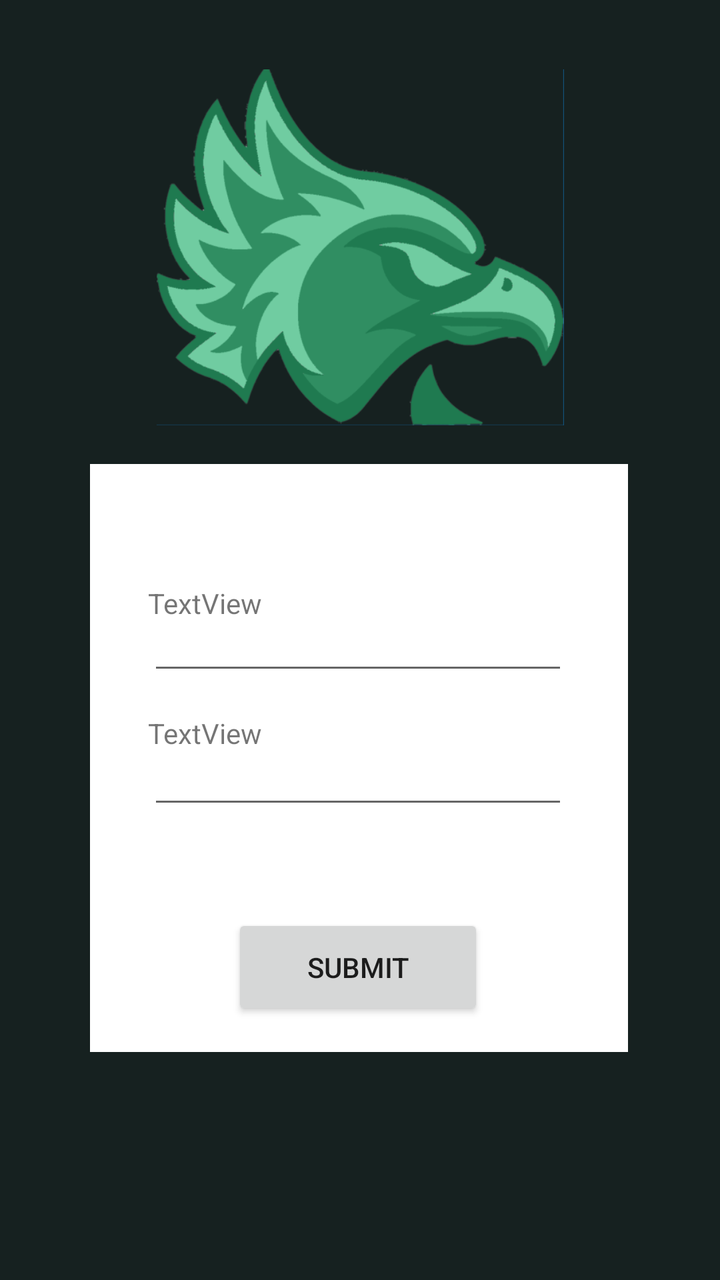
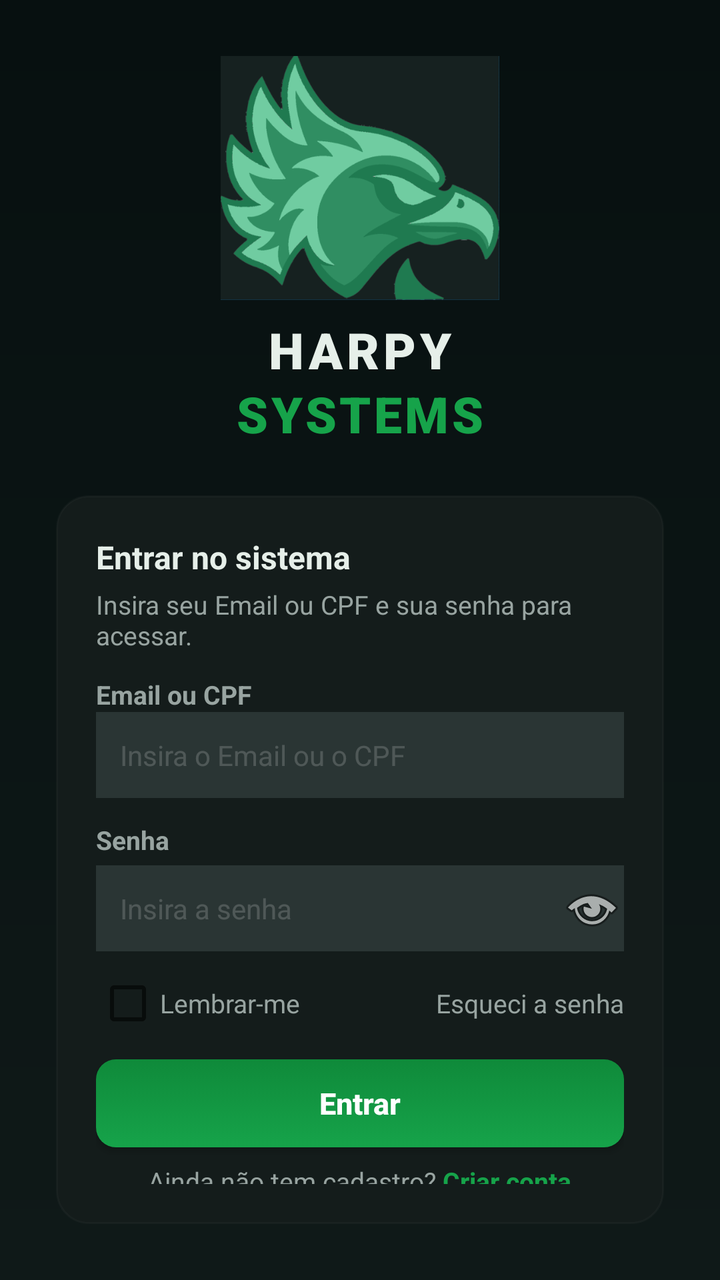

The first picture is an Android layout as it rendered before a commit; the second is the same layout after the commit. The layout source and the unified diff follow.
<!-- AndroidManifest.xml: activity theme Theme.FinalProject -->
<!-- res/layout/activity_main.xml -->
<?xml version="1.0" encoding="utf-8"?>
<LinearLayout xmlns:android="http://schemas.android.com/apk/res/android"
    xmlns:tools="http://schemas.android.com/tools"
    xmlns:app="http://schemas.android.com/apk/res-auto"
    android:orientation="vertical"
    android:layout_width="match_parent"
    android:layout_height="match_parent">

    <androidx.constraintlayout.widget.ConstraintLayout
        android:layout_width="match_parent"
        android:layout_height="match_parent"
        android:background="#162120">

        <androidx.constraintlayout.widget.ConstraintLayout
            android:layout_width="269dp"
            android:layout_height="294dp"
            android:background="@color/white"
            app:layout_constraintBottom_toBottomOf="parent"
            app:layout_constraintEnd_toEndOf="parent"
            app:layout_constraintHorizontal_bias="0.496"
            app:layout_constraintStart_toStartOf="parent"
            app:layout_constraintTop_toTopOf="parent"
            app:layout_constraintVertical_bias="0.671"
            app:layout_constraintWidth_percent="0.5">


            <Button
                android:id="@+id/button3"
                android:layout_width="126dp"
                android:layout_height="53dp"
                android:text="Submit"
                app:layout_constraintBottom_toBottomOf="parent"
                app:layout_constraintEnd_toEndOf="parent"
                app:layout_constraintHorizontal_bias="0.496"
                app:layout_constraintStart_toStartOf="parent"
                app:layout_constraintTop_toTopOf="parent"
                app:layout_constraintVertical_bias="0.933"
                app:layout_constraintWidth_percent="0.5" />

            <EditText
                android:id="@+id/editTextTextPassword"
                android:layout_width="wrap_content"
                android:layout_height="wrap_content"
                android:ems="10"
                android:inputType="textPassword"
                app:layout_constraintBottom_toBottomOf="parent"
                app:layout_constraintEnd_toEndOf="parent"
                app:layout_constraintHorizontal_bias="0.491"
                app:layout_constraintStart_toStartOf="parent"
                app:layout_constraintTop_toTopOf="parent"
                app:layout_constraintVertical_bias="0.273"
                app:layout_constraintWidth_percent="0.5" />

            <EditText
                android:id="@+id/editTextTextEmailAddress"
                android:layout_width="wrap_content"
                android:layout_height="wrap_content"
                android:ems="10"
                android:inputType="textEmailAddress"
                app:layout_constraintBottom_toBottomOf="parent"
                app:layout_constraintEnd_toEndOf="parent"
                app:layout_constraintHorizontal_bias="0.491"
                app:layout_constraintStart_toStartOf="parent"
                app:layout_constraintTop_toTopOf="parent"
                app:layout_constraintVertical_bias="0.538"
                app:layout_constraintWidth_percent="0.5" />

            <TextView
                android:id="@+id/textView"
                android:layout_width="wrap_content"
                android:layout_height="wrap_content"
                android:text="TextView"
                app:layout_constraintBottom_toBottomOf="parent"
                app:layout_constraintEnd_toEndOf="parent"
                app:layout_constraintHorizontal_bias="0.137"
                app:layout_constraintStart_toStartOf="parent"
                app:layout_constraintTop_toTopOf="parent"
                app:layout_constraintVertical_bias="0.454"
                app:layout_constraintWidth_percent="0.5" />

            <TextView
                android:id="@+id/textView2"
                android:layout_width="wrap_content"
                android:layout_height="wrap_content"
                android:text="TextView"
                app:layout_constraintBottom_toBottomOf="parent"
                app:layout_constraintEnd_toEndOf="parent"
                app:layout_constraintHorizontal_bias="0.137"
                app:layout_constraintStart_toStartOf="parent"
                app:layout_constraintTop_toTopOf="parent"
                app:layout_constraintVertical_bias="0.218"
                app:layout_constraintWidth_percent="0.5" />
        </androidx.constraintlayout.widget.ConstraintLayout>

        <ImageView
            android:id="@+id/imageView2"
            android:layout_width="249dp"
            android:layout_height="178dp"
            android:src="@drawable/harpysystem"
            app:layout_constraintBottom_toBottomOf="parent"
            app:layout_constraintEnd_toEndOf="parent"
            app:layout_constraintStart_toStartOf="parent"
            app:layout_constraintTop_toTopOf="parent"
            app:layout_constraintVertical_bias="0.075"
            app:layout_constraintWidth_percent="0.5" />


    </androidx.constraintlayout.widget.ConstraintLayout


        >

</LinearLayout>
<!-- resources referenced by this layout -->
<resources>
  <color name="white">#FFFFFFFF</color>
  <!-- drawable harpysystem: png bitmap (drawable, 58918 bytes) -->
  <style name="Theme.FinalProject" parent="android:Theme.Material.Light.NoActionBar" />
</resources>

<!-- the commit's change to res/layout/activity_main.xml (unified diff, before → after) -->
@@ -1,113 +1,286 @@
 <?xml version="1.0" encoding="utf-8"?>
-<LinearLayout xmlns:android="http://schemas.android.com/apk/res/android"
-    xmlns:tools="http://schemas.android.com/tools"
+<androidx.constraintlayout.widget.ConstraintLayout xmlns:android="http://schemas.android.com/apk/res/android"
     xmlns:app="http://schemas.android.com/apk/res-auto"
-    android:orientation="vertical"
     android:layout_width="match_parent"
-    android:layout_height="match_parent">
-
-    <androidx.constraintlayout.widget.ConstraintLayout
-        android:layout_width="match_parent"
-        android:layout_height="match_parent"
-        android:background="#162120">
-
-        <androidx.constraintlayout.widget.ConstraintLayout
-            android:layout_width="269dp"
-            android:layout_height="294dp"
-            android:background="@color/white"
-            app:layout_constraintBottom_toBottomOf="parent"
-            app:layout_constraintEnd_toEndOf="parent"
-            app:layout_constraintHorizontal_bias="0.496"
-            app:layout_constraintStart_toStartOf="parent"
-            app:layout_constraintTop_toTopOf="parent"
-            app:layout_constraintVertical_bias="0.671"
-            app:layout_constraintWidth_percent="0.5">
-
-
+    android:layout_height="match_parent"
+    android:background="@drawable/bg_login_gradient"
+    android:padding="28dp">
+
+    
+    <LinearLayout
+        android:id="@+id/login_wrap"
+        android:layout_width="0dp"
+        android:layout_height="wrap_content"
+        android:orientation="vertical"
+        android:gravity="center_horizontal"
+        app:layout_constraintTop_toTopOf="parent"
+        app:layout_constraintBottom_toBottomOf="parent"
+        app:layout_constraintStart_toStartOf="parent"
+        app:layout_constraintEnd_toEndOf="parent"
+        android:clipToPadding="false">
+
+        
+        <LinearLayout
+            android:id="@+id/logo_container"
+            android:layout_width="wrap_content"
+            android:layout_height="wrap_content"
+            android:orientation="vertical"
+            android:gravity="center_horizontal"
+            android:layout_marginBottom="16dp">
+
+            <ImageView
+                android:id="@+id/imgLogo"
+                android:layout_width="140dp"
+                android:layout_height="wrap_content"
+                android:adjustViewBounds="true"
+                android:src="@drawable/harpysystem" />
+
+            <LinearLayout
+                android:layout_width="wrap_content"
+                android:layout_height="wrap_content"
+                android:orientation="vertical"
+                android:gravity="center_horizontal"
+                android:layout_marginTop="8dp">
+
+                <TextView
+                    android:id="@+id/tvBrandTitle"
+                    android:layout_width="wrap_content"
+                    android:layout_height="wrap_content"
+                    android:text="HARPY"
+                    android:textColor="@color/hs_text"
+                    android:textSize="25sp"
+                    android:textStyle="bold"
+                    android:letterSpacing="0.08"
+                    android:fontFamily="sans-serif-black" />
+
+                <TextView
+                    android:id="@+id/tvBrandSubtitle"
+                    android:layout_width="wrap_content"
+                    android:layout_height="wrap_content"
+                    android:text="SYSTEMS"
+                    android:textColor="@color/hs_accent"
+                    android:textSize="25sp"
+                    android:letterSpacing="0.06"
+                    android:fontFamily="sans-serif-black"
+                    android:layout_marginTop="-2dp" />
+            </LinearLayout>
+        </LinearLayout>
+
+        
+        <LinearLayout
+            android:id="@+id/login_card"
+            android:layout_width="match_parent"
+            android:layout_height="wrap_content"
+            android:orientation="vertical"
+            android:background="@drawable/bg_login_card"
+            android:padding="20dp"
+            android:elevation="10dp"
+            android:layout_marginTop="8dp">
+
+            
+            <TextView
+                android:id="@+id/tvLoginTitle"
+                android:layout_width="wrap_content"
+                android:layout_height="wrap_content"
+                android:text="Entrar no sistema"
+                android:textColor="@color/hs_text"
+                android:textSize="16sp"
+                android:textStyle="bold" />
+
+            <TextView
+                android:id="@+id/tvLoginLead"
+                android:layout_width="wrap_content"
+                android:layout_height="wrap_content"
+                android:text="Insira seu Email ou CPF e sua senha para acessar."
+                android:textColor="@color/hs_muted"
+                android:textSize="13sp"
+                android:layout_marginTop="4dp" />
+
+            
+            <LinearLayout
+                android:id="@+id/fieldUser"
+                android:layout_width="match_parent"
+                android:layout_height="wrap_content"
+                android:orientation="vertical"
+                android:layout_marginTop="12dp">
+
+                <TextView
+                    android:id="@+id/tvUserLabel"
+                    android:layout_width="wrap_content"
+                    android:layout_height="wrap_content"
+                    android:text="Email ou CPF"
+                    android:textColor="@color/hs_muted"
+                    android:textSize="13sp"
+                    android:textStyle="bold" />
+
+                <EditText
+                    android:id="@+id/etUser"
+                    android:layout_width="match_parent"
+                    android:layout_height="wrap_content"
+                    android:hint="Insira o Email ou o CPF"
+                    android:inputType="textEmailAddress"
+                    android:padding="12dp"
+                    android:textColor="@color/hs_text"
+                    android:textColorHint="#2DFFFFFF"
+                    android:background="@color/hs_input"
+                    android:fontFamily="sans-serif"
+                    android:textSize="14sp" />
+
+                <TextView
+                    android:id="@+id/tvUserError"
+                    android:layout_width="wrap_content"
+                    android:layout_height="wrap_content"
+                    android:text="Por favor informe email ou CPF válido."
+                    android:textSize="13sp"
+                    android:textColor="@color/hs_danger"
+                    android:visibility="gone"
+                    android:layout_marginTop="4dp" />
+            </LinearLayout>
+
+            
+            <LinearLayout
+                android:id="@+id/fieldPassword"
+                android:layout_width="match_parent"
+                android:layout_height="wrap_content"
+                android:orientation="vertical"
+                android:layout_marginTop="12dp">
+
+                <TextView
+                    android:id="@+id/tvPasswordLabel"
+                    android:layout_width="wrap_content"
+                    android:layout_height="wrap_content"
+                    android:text="Senha"
+                    android:textColor="@color/hs_muted"
+                    android:textSize="13sp"
+                    android:textStyle="bold" />
+
+                <androidx.constraintlayout.widget.ConstraintLayout
+                    android:id="@+id/password_wrap"
+                    android:layout_width="match_parent"
+                    android:layout_height="wrap_content"
+                    android:layout_marginTop="4dp">
+
+                    <EditText
+                        android:id="@+id/etPassword"
+                        android:layout_width="0dp"
+                        android:layout_height="wrap_content"
+                        android:hint="Insira a senha"
+                        android:inputType="textPassword"
+                        android:padding="12dp"
+                        android:textColor="@color/hs_text"
+                        android:textColorHint="#2DFFFFFF"
+                        android:background="@color/hs_input"
+                        android:fontFamily="sans-serif"
+                        android:textSize="14sp"
+                        app:layout_constraintStart_toStartOf="parent"
+                        app:layout_constraintEnd_toEndOf="parent"
+                        app:layout_constraintTop_toTopOf="parent"
+                        app:layout_constraintBottom_toBottomOf="parent"
+                        app:layout_constraintHorizontal_bias="0" />
+
+                    <ImageButton
+                        android:id="@+id/btnTogglePassword"
+                        android:layout_width="32dp"
+                        android:layout_height="32dp"
+                        android:background="@android:color/transparent"
+                        android:contentDescription="Mostrar senha"
+                        android:src="@android:drawable/ic_menu_view"
+                        app:layout_constraintEnd_toEndOf="@id/etPassword"
+                        app:layout_constraintTop_toTopOf="@id/etPassword"
+                        app:layout_constraintBottom_toBottomOf="@id/etPassword"
+                        android:padding="4dp"
+                        app:tint="@color/hs_muted" />
+                </androidx.constraintlayout.widget.ConstraintLayout>
+
+                <TextView
+                    android:id="@+id/tvPasswordError"
+                    android:layout_width="wrap_content"
+                    android:layout_height="wrap_content"
+                    android:text="@string/a_senha_deve_ter_ao_menos_4_caracteres"
+                    android:textSize="13sp"
+                    android:textColor="@color/hs_danger"
+                    android:visibility="gone"
+                    android:layout_marginTop="4dp" />
+            </LinearLayout>
+
+            
+            <LinearLayout
+                android:id="@+id/rowRememberForgot"
+                android:layout_width="match_parent"
+                android:layout_height="wrap_content"
+                android:orientation="horizontal"
+                android:gravity="center_vertical"
+                android:layout_marginTop="10dp">
+
+                <CheckBox
+                    android:id="@+id/cbRemember"
+                    android:layout_width="wrap_content"
+                    android:layout_height="wrap_content"
+                    android:text="Lembrar-me"
+                    android:textColor="@color/hs_muted"
+                    android:textSize="13sp" />
+
+                <View
+                    android:layout_width="0dp"
+                    android:layout_height="0dp"
+                    android:layout_weight="1" />
+
+                <TextView
+                    android:id="@+id/tvForgotPassword"
+                    android:layout_width="wrap_content"
+                    android:layout_height="wrap_content"
+                    android:text="Esqueci a senha"
+                    android:textColor="@color/hs_muted"
+                    android:textSize="13sp"
+                    android:clickable="true"
+                    android:focusable="true" />
+            </LinearLayout>
+
+            
             <Button
-                android:id="@+id/button3"
-                android:layout_width="126dp"
-                android:layout_height="53dp"
-                android:text="Submit"
-                app:layout_constraintBottom_toBottomOf="parent"
-                app:layout_constraintEnd_toEndOf="parent"
-                app:layout_constraintHorizontal_bias="0.496"
-                app:layout_constraintStart_toStartOf="parent"
-                app:layout_constraintTop_toTopOf="parent"
-                app:layout_constraintVertical_bias="0.933"
-                app:layout_constraintWidth_percent="0.5" />
-
-            <EditText
-                android:id="@+id/editTextTextPassword"
-                android:layout_width="wrap_content"
-                android:layout_height="wrap_content"
-                android:ems="10"
-                android:inputType="textPassword"
-                app:layout_constraintBottom_toBottomOf="parent"
-                app:layout_constraintEnd_toEndOf="parent"
-                app:layout_constraintHorizontal_bias="0.491"
-                app:layout_constraintStart_toStartOf="parent"
-                app:layout_constraintTop_toTopOf="parent"
-                app:layout_constraintVertical_bias="0.273"
-                app:layout_constraintWidth_percent="0.5" />
-
-            <EditText
-                android:id="@+id/editTextTextEmailAddress"
-                android:layout_width="wrap_content"
-                android:layout_height="wrap_content"
-                android:ems="10"
-                android:inputType="textEmailAddress"
-                app:layout_constraintBottom_toBottomOf="parent"
-                app:layout_constraintEnd_toEndOf="parent"
-                app:layout_constraintHorizontal_bias="0.491"
-                app:layout_constraintStart_toStartOf="parent"
-                app:layout_constraintTop_toTopOf="parent"
-                app:layout_constraintVertical_bias="0.538"
-                app:layout_constraintWidth_percent="0.5" />
-
-            <TextView
-                android:id="@+id/textView"
-                android:layout_width="wrap_content"
-                android:layout_height="wrap_content"
-                android:text="TextView"
-                app:layout_constraintBottom_toBottomOf="parent"
-                app:layout_constraintEnd_toEndOf="parent"
-                app:layout_constraintHorizontal_bias="0.137"
-                app:layout_constraintStart_toStartOf="parent"
-                app:layout_constraintTop_toTopOf="parent"
-                app:layout_constraintVertical_bias="0.454"
-                app:layout_constraintWidth_percent="0.5" />
-
-            <TextView
-                android:id="@+id/textView2"
-                android:layout_width="wrap_content"
-                android:layout_height="wrap_content"
-                android:text="TextView"
-                app:layout_constraintBottom_toBottomOf="parent"
-                app:layout_constraintEnd_toEndOf="parent"
-                app:layout_constraintHorizontal_bias="0.137"
-                app:layout_constraintStart_toStartOf="parent"
-                app:layout_constraintTop_toTopOf="parent"
-                app:layout_constraintVertical_bias="0.218"
-                app:layout_constraintWidth_percent="0.5" />
-        </androidx.constraintlayout.widget.ConstraintLayout>
-
-        <ImageView
-            android:id="@+id/imageView2"
-            android:layout_width="249dp"
-            android:layout_height="178dp"
-            android:src="@drawable/harpysystem"
-            app:layout_constraintBottom_toBottomOf="parent"
-            app:layout_constraintEnd_toEndOf="parent"
-            app:layout_constraintStart_toStartOf="parent"
-            app:layout_constraintTop_toTopOf="parent"
-            app:layout_constraintVertical_bias="0.075"
-            app:layout_constraintWidth_percent="0.5" />
-
-
-    </androidx.constraintlayout.widget.ConstraintLayout
-
-
-        >
-
-</LinearLayout>
+                android:id="@+id/btnEnter"
+                android:layout_width="match_parent"
+                android:layout_height="wrap_content"
+                android:layout_marginTop="12dp"
+                android:minHeight="44dp"
+                android:background="@drawable/bg_btn_primary"
+                android:text="Entrar"
+                android:textAllCaps="false"
+                android:textColor="@android:color/white"
+                android:textSize="15sp"
+                android:textStyle="bold" />
+
+            
+            <LinearLayout
+                android:id="@+id/card_footer"
+                android:layout_width="match_parent"
+                android:layout_height="wrap_content"
+                android:layout_marginTop="8dp"
+                android:gravity="center"
+                android:orientation="horizontal">
+
+                <TextView
+                    android:id="@+id/tvNoAccount"
+                    android:layout_width="wrap_content"
+                    android:layout_height="wrap_content"
+                    android:text="Ainda não tem cadastro? "
+                    android:textColor="@color/hs_muted"
+                    android:textSize="13sp" />
+
+                <TextView
+                    android:id="@+id/tvCreateAccount"
+                    android:layout_width="wrap_content"
+                    android:layout_height="wrap_content"
+                    android:text="Criar conta"
+                    android:textColor="@color/hs_accent"
+                    android:textSize="13sp"
+                    android:textStyle="bold"
+                    android:clickable="true"
+                    android:focusable="true" />
+            </LinearLayout>
+
+        </LinearLayout>
+
+    </LinearLayout>
+
+</androidx.constraintlayout.widget.ConstraintLayout>
<!-- resource entries referenced after the edit -->
@@ -1,7 +1,60 @@
 <!-- resources referenced by this layout -->
 <resources>
-  <color name="white">#FFFFFFFF</color>
+  <color name="hs_accent">#16A34A</color>
+  <color name="hs_danger">#EF4444</color>
+  <color name="hs_input">#2A3534</color>
+  <color name="hs_muted">#98A4A1</color>
+  <color name="hs_text">#E6EFE9</color>
+  <!-- drawable bg_btn_primary (drawable) -->
+  <?xml version="1.0" encoding="utf-8"?>
+  <selector xmlns:android="http://schemas.android.com/apk/res/android">
+  
+      <item android:state_pressed="true">
+          <shape>
+              <corners android:radius="10dp"/>
+              <gradient
+                  android:startColor="#0F8A3A"
+                  android:endColor="@color/hs_accent"
+                  android:angle="90"/>
+          </shape>
+      </item>
+  
+      <item>
+          <shape>
+              <corners android:radius="10dp"/>
+              <gradient
+                  android:startColor="@color/hs_accent"
+                  android:endColor="#0F8A3A"
+                  android:angle="90"/>
+              <padding
+                  android:left="4dp"
+                  android:top="4dp"
+                  android:right="4dp"
+                  android:bottom="4dp"/>
+          </shape>
+      </item>
+  
+  </selector>
+  <!-- drawable bg_login_card (drawable) -->
+  <?xml version="1.0" encoding="utf-8"?>
+  <shape xmlns:android="http://schemas.android.com/apk/res/android">
+      <solid android:color="#141C1B"/>
+      <corners android:radius="16dp"/>
+      <stroke
+          android:width="1dp"
+          android:color="#08FFFFFF"/>
+  </shape>
+  <!-- drawable bg_login_gradient (drawable) -->
+  <?xml version="1.0" encoding="utf-8"?>
+  <shape xmlns:android="http://schemas.android.com/apk/res/android">
+      <gradient
+          android:startColor="@color/hs_bg"
+          android:endColor="#071010"
+          android:angle="90"/>
+  </shape>
   <!-- drawable harpysystem: png bitmap (drawable, 58918 bytes) -->
+  <string name="a_senha_deve_ter_ao_menos_4_caracteres">A senha deve ter ao menos 4 caracteres.</string>
   <style name="Theme.FinalProject" parent="android:Theme.Material.Light.NoActionBar" />
+  <color name="hs_bg">#0F1918</color>
 </resources>
 
